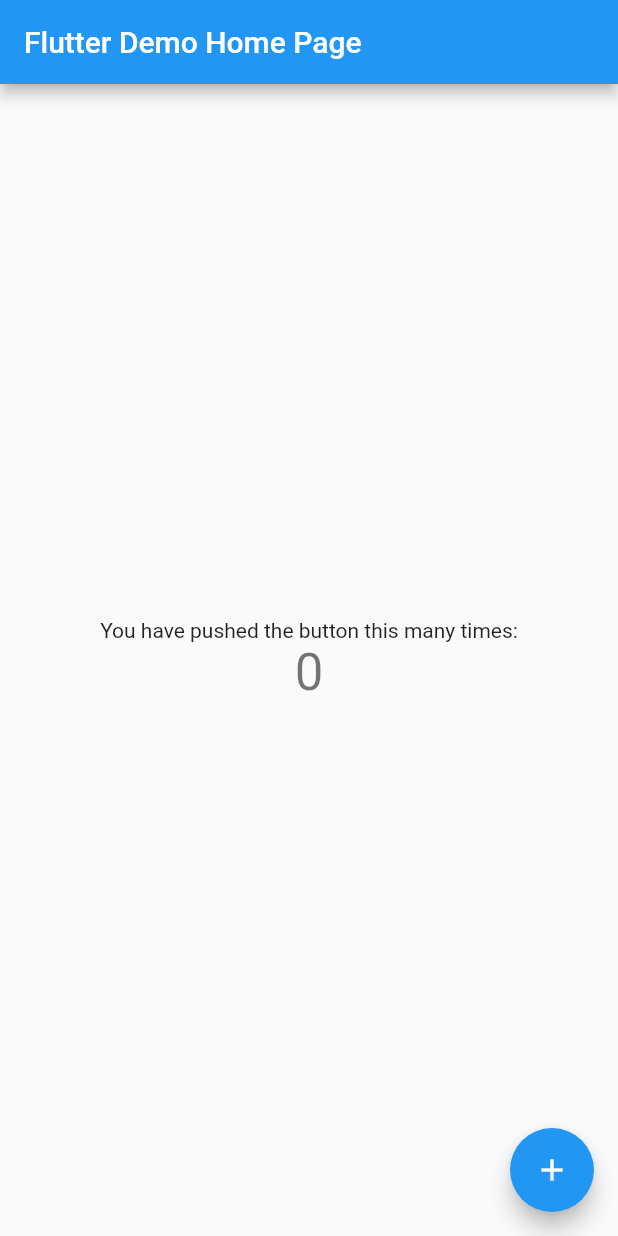
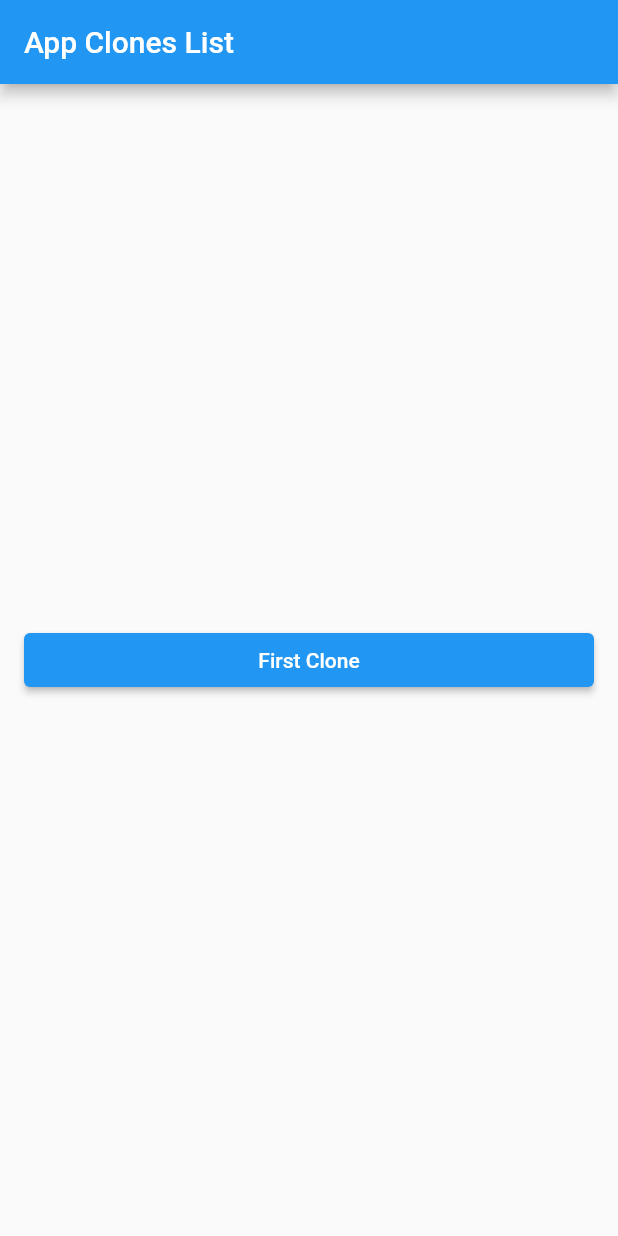
Before and after one commit to casareafer2908/flutter_app_clones, a Flutter app: the screen it shows after launch, on a phone screen of 412 x 824 dp. Run offline on Flutter 3.47's test engine with Material 2 defaults, Android fonts, the phone set to English and light mode, and no system bars; our stand-ins replace easy_localization.

Commit message:
updates and easylocalization library

```diff
--- a/lib/main.dart
+++ b/lib/main.dart
@@ -2,5 +2,6 @@ import 'package:flutter/material.dart';
 import 'package:flutter_app_clones/src/app.dart';
 
 void main() {
+
   runApp(const MyApp());
 }
--- a/lib/src/app.dart
+++ b/lib/src/app.dart
@@ -11,7 +11,7 @@ class MyApp extends StatelessWidget {
       theme: ThemeData(
         primarySwatch: Colors.blue,
       ),
-      home: const MyHomePage(title: 'Flutter Demo Home Page'),
+      home: const MainMenu(),
     );
   }
 }
--- a/lib/src/ui/main_menu_screen.dart
+++ b/lib/src/ui/main_menu_screen.dart
@@ -1,42 +1,33 @@
 import 'package:flutter/material.dart';
 
-class MyHomePage extends StatefulWidget {
-  const MyHomePage({Key? key, required this.title}) : super(key: key);
-  final String title;
+class MainMenu extends StatelessWidget {
+  const MainMenu({Key? key}) : super(key: key);
 
-  @override
-  State<MyHomePage> createState() => _MyHomePageState();
-}
-
-class _MyHomePageState extends State<MyHomePage> {
-  int _counter = 0;
-
-  void _incrementCounter() => setState(() => _counter++);
+  static Widget create(BuildContext context) => const MainMenu();
 
   @override
   Widget build(BuildContext context) {
     return Scaffold(
       appBar: AppBar(
-        title: Text(widget.title),
+        title: const Text('App Clones List'),
       ),
-      body: Center(
-        child: Column(
-          mainAxisAlignment: MainAxisAlignment.center,
-          children: <Widget>[
-            const Text(
-              'You have pushed the button this many times:',
-            ),
-            Text(
-              '$_counter',
-              style: Theme.of(context).textTheme.headline4,
-            ),
-          ],
-        ),
-      ),
-      floatingActionButton: FloatingActionButton(
-        onPressed: _incrementCounter,
-        tooltip: 'Increment',
-        child: const Icon(Icons.add),
+      body: _buildContent(context),
+    );
+  }
+
+  _buildContent(BuildContext context) {
+    return Padding(
+      padding: const EdgeInsets.all(16),
+      child: Column(
+        mainAxisAlignment: MainAxisAlignment.center,
+        crossAxisAlignment: CrossAxisAlignment.stretch,
+        children: <Widget>[
+          ElevatedButton(
+            key: const ValueKey('firstClone'),
+            onPressed: () {},
+            child: const Text('First Clone'),
+          ),
+        ],
       ),
     );
   }
```
Also changed, not shown: lib/src/localization/supported_locales.dart (added, +13 -0 lines), lib/src/navigation/routes.dart (added, +18 -0 lines), pubspec.yaml (+9 -8 lines), lib/src/localization/codegen_loader.g.dart (added), lib/src/localization/locale_keys.g.dart (added), 2 other files.
